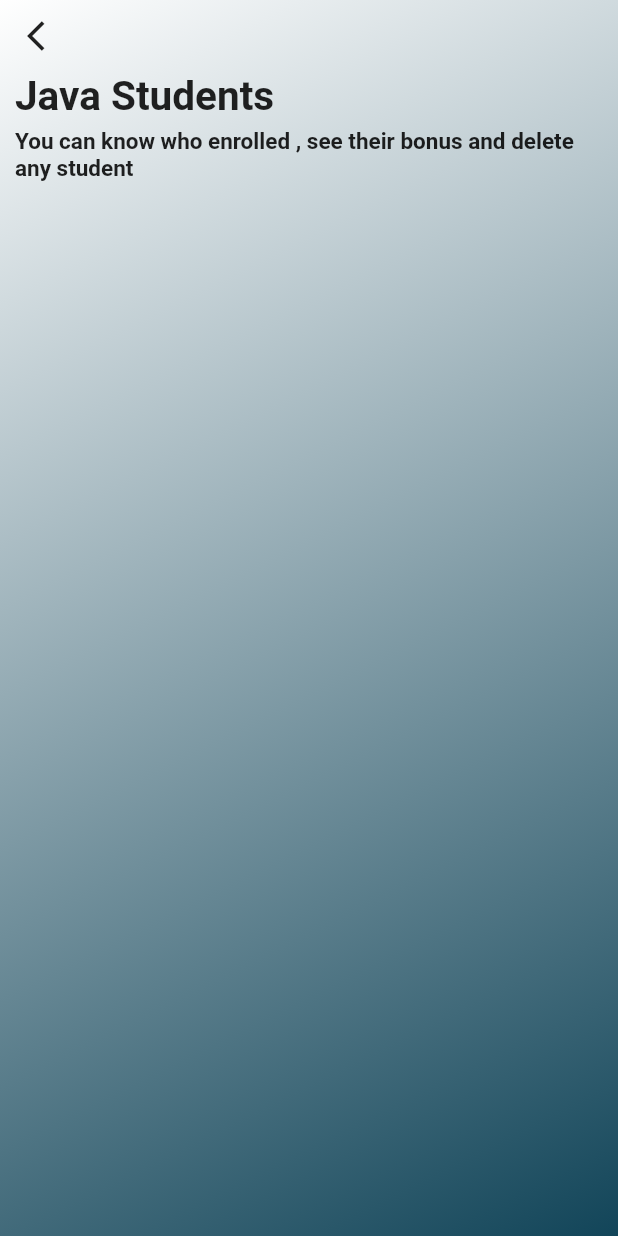
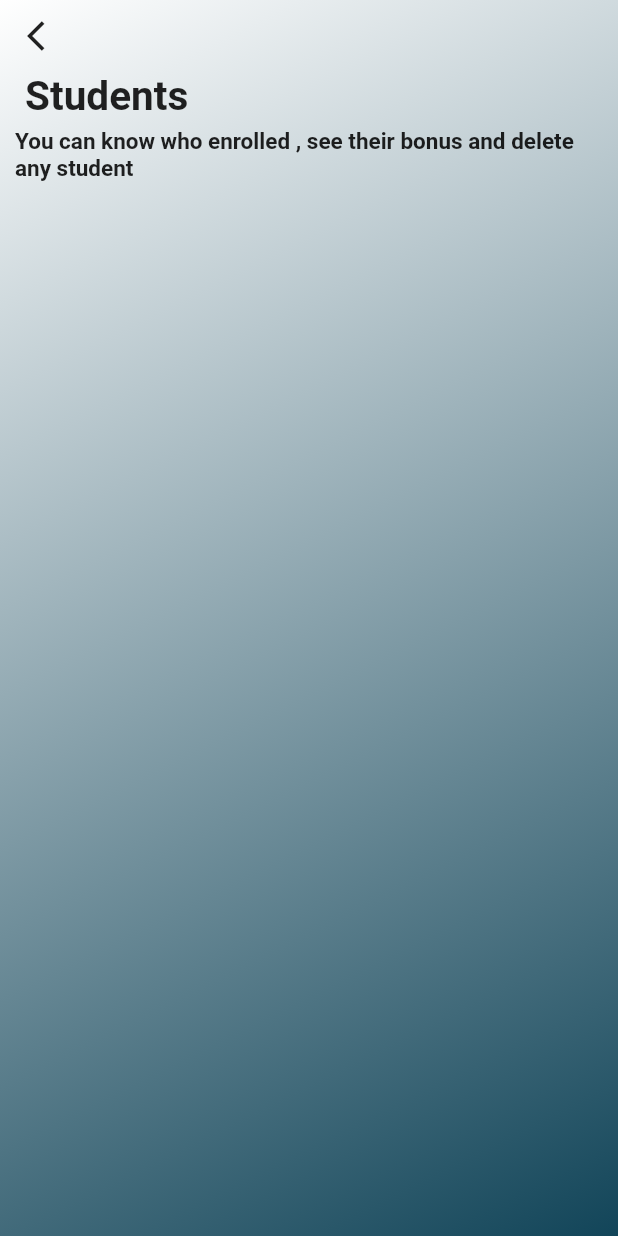
Before and after one commit to tron200/Esaal, a Flutter app: the StudentCourseInfo screen opened directly with empty values, on a phone screen of 412 x 824 dp. Run offline on Flutter 3.47's test engine with Material 2 defaults, Android fonts, the phone set to English and light mode, and no system bars; our stand-ins replace cloud_firestore, custom_navigation_bar, firebase_auth, firebase_core, firebase_database, flutter_icons and 3 more; missing offline and left inert: dart:ffi; accounts and stored records are empty.

Commit message:
CourseInfoSt.dart

```diff
--- a/lib/studentCoursInfo.dart
+++ b/lib/studentCoursInfo.dart
@@ -44,7 +44,7 @@ class _StudentCourseInfo extends State<StudentCourseInfo> {
               IconButton(icon: const  Icon(Icons.arrow_back_ios), onPressed: (){
                 Navigator.pop(context);
               },alignment: Alignment.centerLeft),
-              const Text("Java Students", style: TextStyle(fontWeight: FontWeight.bold, fontSize: 27),),
+              Text("${Globals.choosedCourse.name} Students", style: TextStyle(fontWeight: FontWeight.bold, fontSize: 27),),
               const SizedBox(height: 5,),
               const Text(
                 "You can know who enrolled , see their bonus and delete any student",
```
Also changed, not shown: lib/dashBord.dart (+7 -1 lines).
